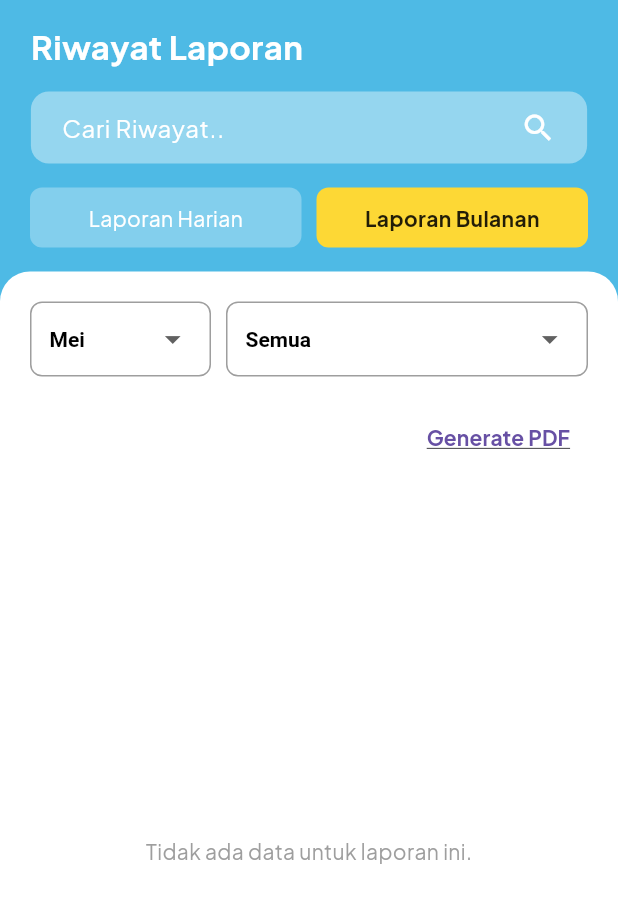
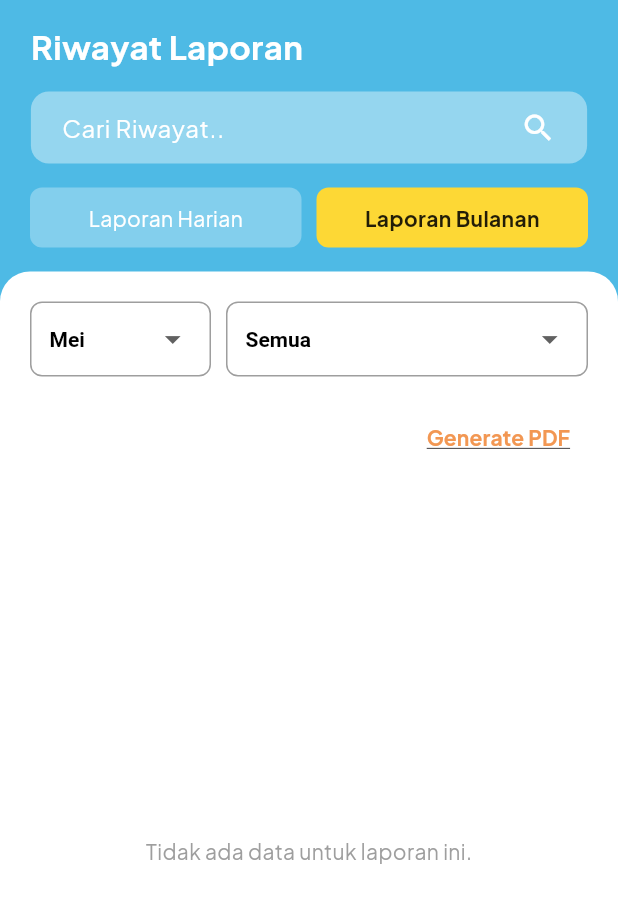
Before and after one commit to azzahrarinaldi/bersihku-app, a Flutter app: the AdminHistoryScreen screen opened directly, on a phone screen of 412 x 824 dp. Shown: the top 903 px of the screen. Run offline on Flutter 3.47's test engine with Material 3 defaults, Android fonts, the light colour scheme and no system bars; our stand-ins replace cloud_firestore, firebase_auth, firebase_core, firebase_storage, geocoding, geolocator and 7 more; accounts and stored records are empty.

Commit message:
fixing generate PDF features

```diff
--- a/lib/ui/admin-front/history-admin/admin_history_screen.dart
+++ b/lib/ui/admin-front/history-admin/admin_history_screen.dart
@@ -172,6 +172,7 @@ class AdminHistoryScreen extends StatelessWidget {
                                 child: const Text(
                                   'Generate PDF',
                                   style: TextStyle(
+                                    color: Color(0xFFF29753),
                                     fontWeight: FontWeight.bold,
                                     decoration: TextDecoration.underline,
                                   ),
```
